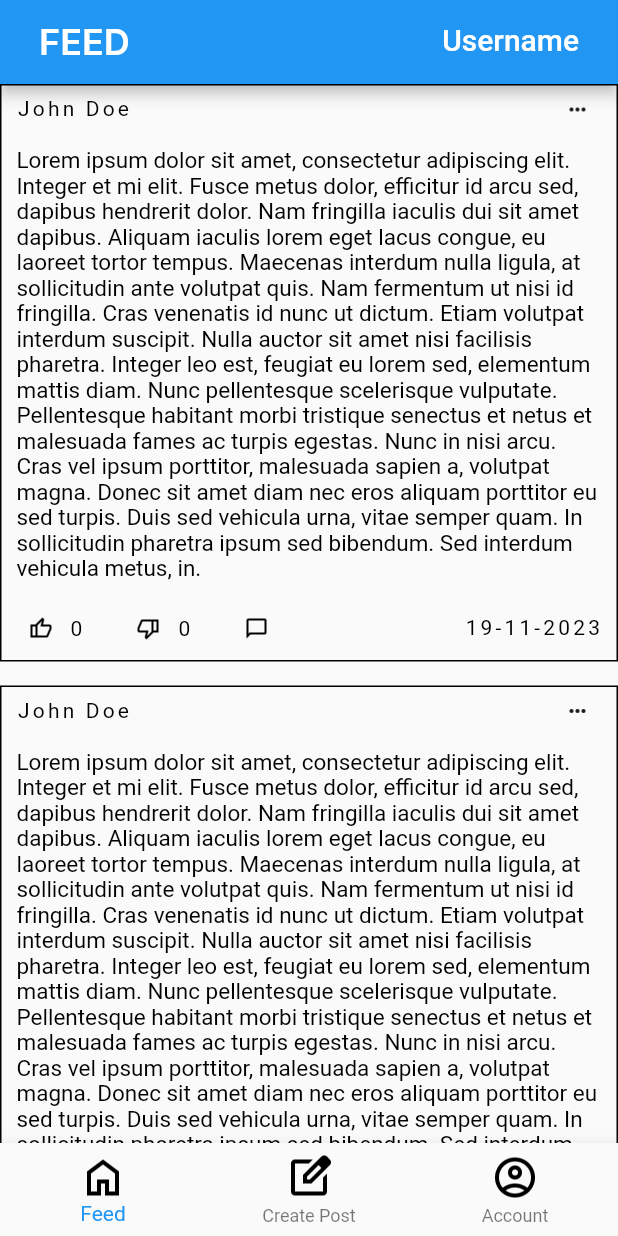
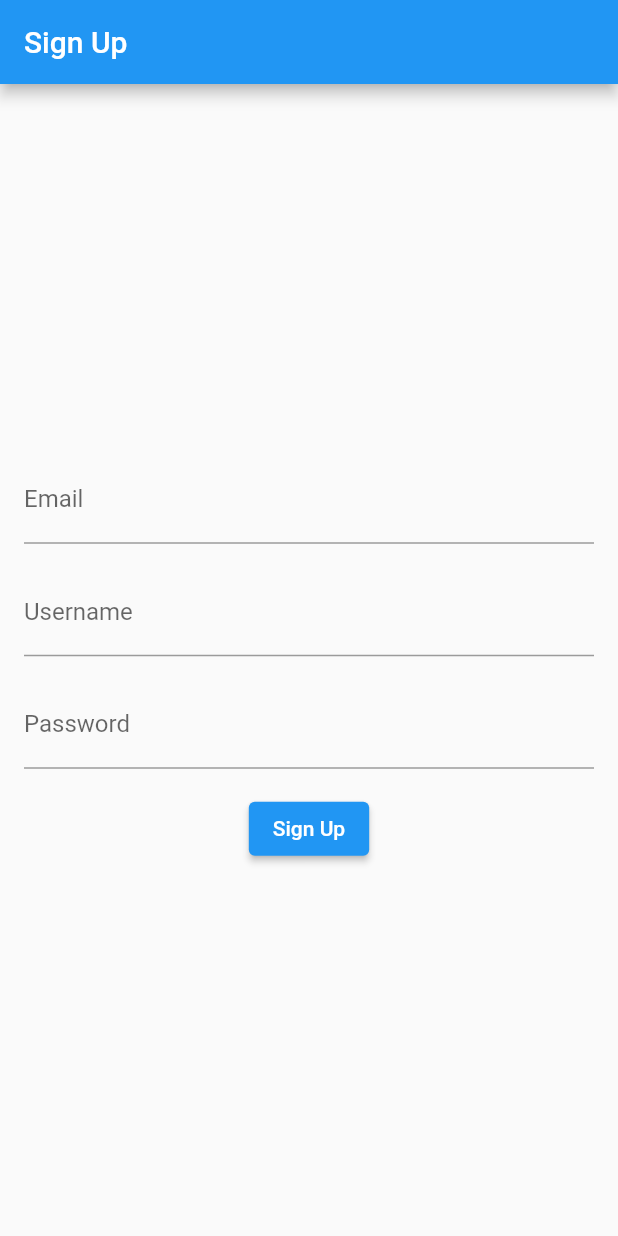
Before and after one commit to yanggank1212/CS4768-Group-5-Project, a Flutter app: the screen it shows after launch, on a phone screen of 412 x 824 dp. Run offline on Flutter 3.47's test engine with Material 2 defaults, Android fonts, the phone set to English and light mode, and no system bars; our stand-ins replace cloud_firestore, firebase_auth, firebase_core, shared_preferences; accounts and stored records are empty; Roboto replaces fonts that are missing (Inter, JetBrains Mono).

Commit message:
SignUp Page Build
A lot of stuff just to get the Sign Up to work

```diff
--- a/poutine_time/lib/main.dart
+++ b/poutine_time/lib/main.dart
@@ -6,6 +6,7 @@ import 'package:firebase_core/firebase_core.dart';
 import 'package:poutine_time/theme_provider.dart';
 import 'package:provider/provider.dart';
 import 'views/auth_gate.dart';
+import 'views/signin_page.dart';
 
 Future<void> main() async {
   WidgetsFlutterBinding.ensureInitialized();
@@ -28,8 +29,11 @@ class MainApp extends StatelessWidget {
           // Listen to the theme changes
           return MaterialApp(
             debugShowCheckedModeBanner: false,
-            theme: themeProvider.isDarkTheme ? ThemeData.dark() : ThemeData.light(), // Apply the theme based on the current theme state
-            home: const HomePageScreen(),
+            theme: themeProvider.isDarkTheme
+                ? ThemeData.dark()
+                : ThemeData
+                    .light(), // Apply the theme based on the current theme state
+            home: SignUpPage(),
           );
         },
       ),
--- a/poutine_time/lib/model/Templates/post_model_template.dart
+++ b/poutine_time/lib/model/Templates/model_templates.dart
@@ -1,6 +1,8 @@
 //import 'package:cloud_firestore/cloud_firestore.dart';
 
+import 'package:firebase_auth/firebase_auth.dart';
 import 'package:poutine_time/model/post_model.dart';
+import 'package:poutine_time/model/user_model.dart';
 
 class PostModelTemplate {
   PostModel postModelTemplate() {
@@ -14,3 +16,9 @@ class PostModelTemplate {
     );
   }
 }
+
+class UserModelTemplate {
+  UserModel userModelTemplate() {
+    return UserModel(username: "johnDoe");
+  }
+}
--- /dev/null
+++ b/poutine_time/lib/model/user_model.dart
@@ -0,0 +1,15 @@
+/// This is the user model 1.0
+/// String username
+///
+
+class UserModel {
+  final String username;
+
+  UserModel({required this.username});
+
+  Map<String, dynamic> toMap() {
+    return {
+      'username': username,
+    };
+  }
+}
--- a/poutine_time/lib/views/feed_page.dart
+++ b/poutine_time/lib/views/feed_page.dart
@@ -1,5 +1,5 @@
 import 'package:flutter/material.dart';
-import 'package:poutine_time/model/Templates/post_model_template.dart';
+import 'package:poutine_time/model/Templates/model_templates.dart';
 import 'package:poutine_time/model/post_model.dart';
 import 'components/post_widget.dart';
 
--- a/poutine_time/lib/views/home_page.dart
+++ b/poutine_time/lib/views/home_page.dart
@@ -5,7 +5,8 @@ import 'package:poutine_time/views/accounts_page.dart';
 import 'feed_page.dart';
 
 class HomePageScreen extends StatefulWidget {
-  const HomePageScreen({Key? key}) : super(key: key);
+  final String userID;
+  const HomePageScreen({Key? key, required this.userID}) : super(key: key);
 
   @override
   State<HomePageScreen> createState() => _HomePageScreen();
--- /dev/null
+++ b/poutine_time/lib/views/signin_page.dart
@@ -0,0 +1,133 @@
+import 'package:flutter/material.dart';
+import 'package:firebase_auth/firebase_auth.dart';
+import 'package:poutine_time/model/Templates/model_templates.dart';
+import 'package:poutine_time/views/home_page.dart';
+import 'package:cloud_firestore/cloud_firestore.dart';
+import 'package:poutine_time/model/user_model.dart';
+
+class SignUpPage extends StatefulWidget {
+  @override
+  _SignUpPageState createState() => _SignUpPageState();
+}
+
+class _SignUpPageState extends State<SignUpPage> {
+  final FirebaseAuth _auth = FirebaseAuth.instance;
+  final FirebaseFirestore _firestore = FirebaseFirestore.instance;
+  final TextEditingController _emailController = TextEditingController();
+  final TextEditingController _passwordController = TextEditingController();
+  final TextEditingController _usernameController = TextEditingController();
+
+  String _errorMessage = '';
+
+  @override
+  Widget build(BuildContext context) {
+    return Scaffold(
+      appBar: AppBar(
+        title: Text('Sign Up'),
+      ),
+      body: Padding(
+        padding: EdgeInsets.all(16.0),
+        child: Column(
+          mainAxisAlignment: MainAxisAlignment.center,
+          children: [
+            TextField(
+              controller: _emailController,
+              decoration: InputDecoration(labelText: 'Email'),
+            ),
+            SizedBox(height: 16.0),
+            TextField(
+              controller: _usernameController,
+              decoration: InputDecoration(labelText: 'Username'),
+            ),
+            SizedBox(height: 16.0),
+            TextField(
+              controller: _passwordController,
+              decoration: InputDecoration(labelText: 'Password'),
+              obscureText: true,
+            ),
+            SizedBox(height: 16.0),
+            ElevatedButton(
+              onPressed: () {
+                _signUp();
+              },
+              child: Text('Sign Up'),
+            ),
+          ],
+        ),
+      ),
+    );
+  }
+
+  Future<void> _signUp() async {
+    final String email = _emailController.text.trim();
+    final String password = _passwordController.text.trim();
+    final String username = _usernameController.text.trim();
+
+    // if (!email.endsWith('@mun.ca')) {
+    //   // Show a SnackBar if the email doesn't end with '@mun.ca'
+    //   ScaffoldMessenger.of(context).showSnackBar(
+    //     SnackBar(
+    //       content: Text('Email must end with @mun.ca'),
+    //     ),
+    //   );
+    //   return;
+    // }
+
+    try {
+      UserCredential userCredential =
+          await _auth.createUserWithEmailAndPassword(
+        email: email,
+        password: password,
+      );
+
+      //await userCredential.user!.sendEmailVerification();
+
+      // // Show a SnackBar for successful sign-up
+      // ScaffoldMessenger.of(context).showSnackBar(
+      //   SnackBar(
+      //     content: Text('Verification email sent. Please check your email.'),
+      //   ),
+      // );
+
+      // // Check if email is verified
+      // if (userCredential.user!.emailVerified) {
+      //   // Optionally, you can sign out the user after account creation.
+      //   // _auth.signOut();
+      // } else {
+      //   // If email is not verified, delete the created user account.
+      //   await userCredential.user!.delete();
+      //   ScaffoldMessenger.of(context).showSnackBar(
+      //     SnackBar(
+      //       content: Text('Email not verified. Account deleted.'),
+      //     ),
+      //   );
+      // }
+
+      String userID = userCredential.user!.uid;
+      UserModel userModel = UserModelTemplate().userModelTemplate();
+
+      //Create User Database
+      //Function to create UserDatabase
+      /*
+        Parameters: USERID userID
+                    String username
+      */
+
+      await _firestore
+          .collection('Data')
+          .doc("userList")
+          .set({userID: userModel.toMap()});
+
+      Navigator.pushReplacement(
+        context,
+        MaterialPageRoute(
+          builder: (context) => HomePageScreen(userID: userID),
+        ),
+      );
+    } on FirebaseAuthException catch (e) {
+      setState(() {
+        _errorMessage = e.message ?? 'An error occurred';
+      });
+    }
+  }
+}
```
